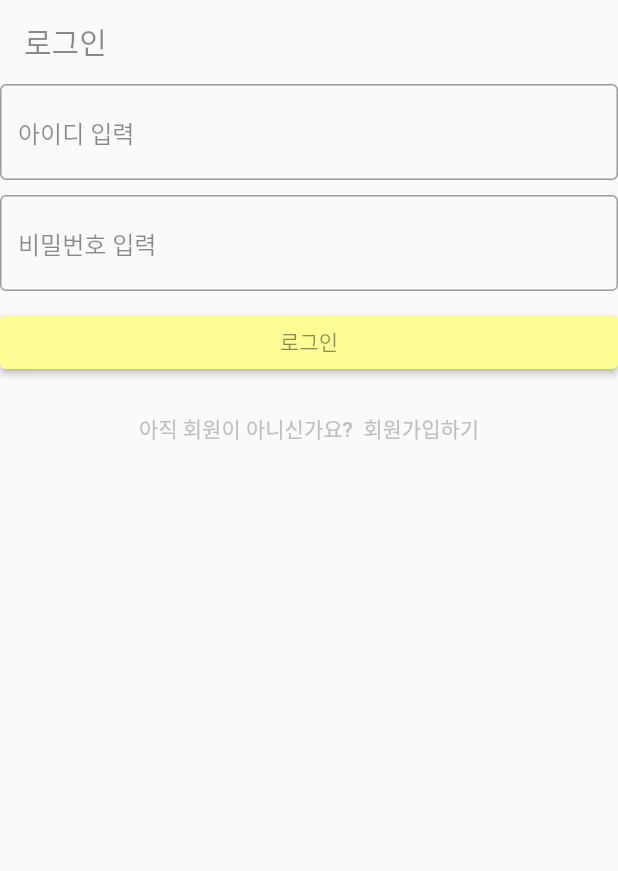
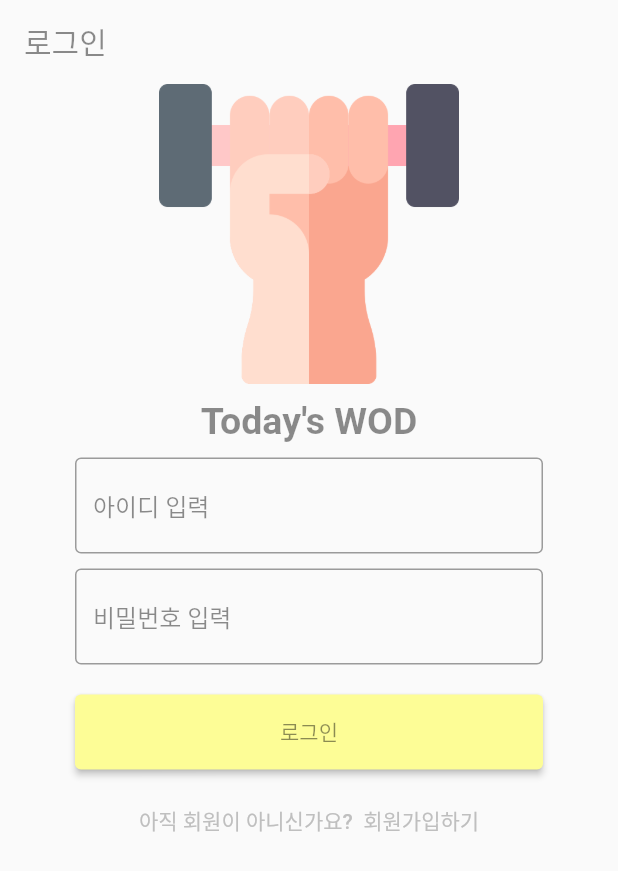
Before and after one commit to hjpark1397/flutter_judyApp, a Flutter app: the screen it shows after launch, on a phone screen of 412 x 824 dp. Shown: the top 871 px of the screen. Run offline on Flutter 3.47's test engine with Material 2 defaults, Android fonts, the phone set to English and light mode, and no system bars.

Commit message:
Update user_login.dart

```diff
--- a/lib/user/user_login.dart
+++ b/lib/user/user_login.dart
@@ -43,7 +43,19 @@ class _UserLoginPageState extends State<UserLoginPage>{
       body: Form(
         key: _loginkey, //유효성 검증
         child: ListView(
+          padding: const EdgeInsets.symmetric(horizontal: 50.0),
          children: [
+           SizedBox(
+             child: Image.asset('assets/images/dumbell.png'),
+             height: 200,
+             width: 200,
+           ),
+           const SizedBox(height: 10,),
+           const Text("Today's WOD",
+             textAlign: TextAlign.center,
+             style: TextStyle(fontWeight: FontWeight.bold,
+             fontSize: 25,color: Colors.black45),),
+           const SizedBox(height: 10,),
            TextFormField(
               controller: _useridController,
               validator: (value){
@@ -65,16 +77,20 @@ class _UserLoginPageState extends State<UserLoginPage>{
                  border:OutlineInputBorder(),
                  hintText: '비밀번호 입력',
                  hintStyle: TextStyle(color: Colors.black45),
-                 focusedBorder:
+
              ),
              obscureText: true,//비밀번호 형식으로 작성이 됨
            ),
-           const SizedBox(height: 10,),
-           ElevatedButton(
-             onPressed: (){
+           const SizedBox(height: 20,),
+           SizedBox(
+             height: 50,
+             child: ElevatedButton(
+               onPressed: (){
 
-           }, child: const Text("로그인", style: TextStyle(color: Colors.black45),),
-           style: ElevatedButton.styleFrom(primary: CustomColor.custompastelyellow),),
+             }, child: const Text("로그인", style: TextStyle(color: Colors.black45),),
+             style: ElevatedButton.styleFrom(primary: CustomColor.custompastelyellow,),
+             ),
+           ),
            const SizedBox(height: 10,),
            TextButton(onPressed: (){
 
```
